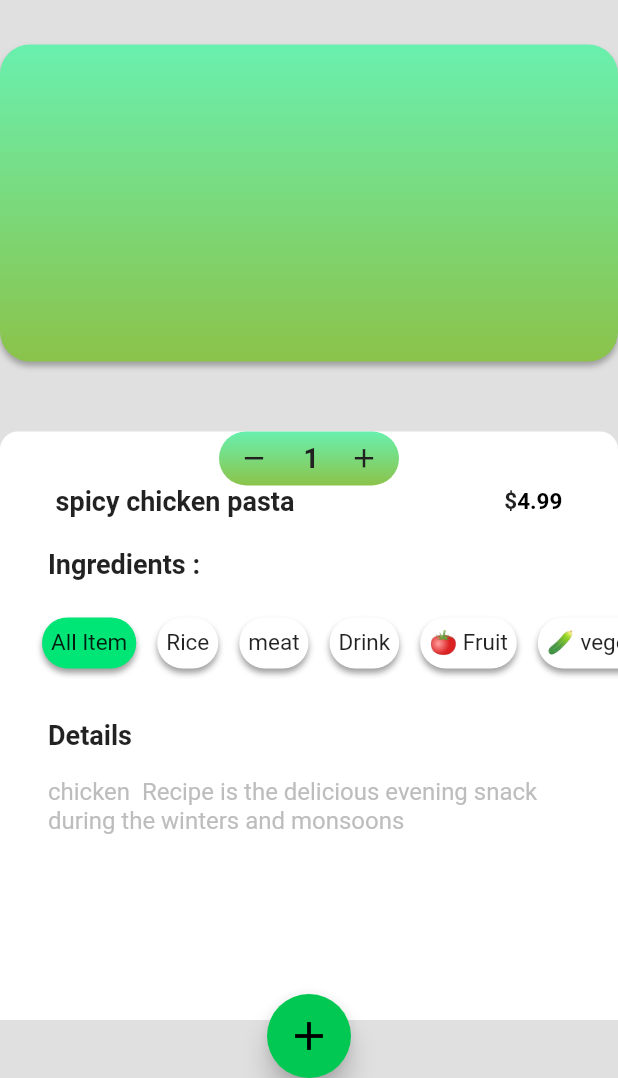
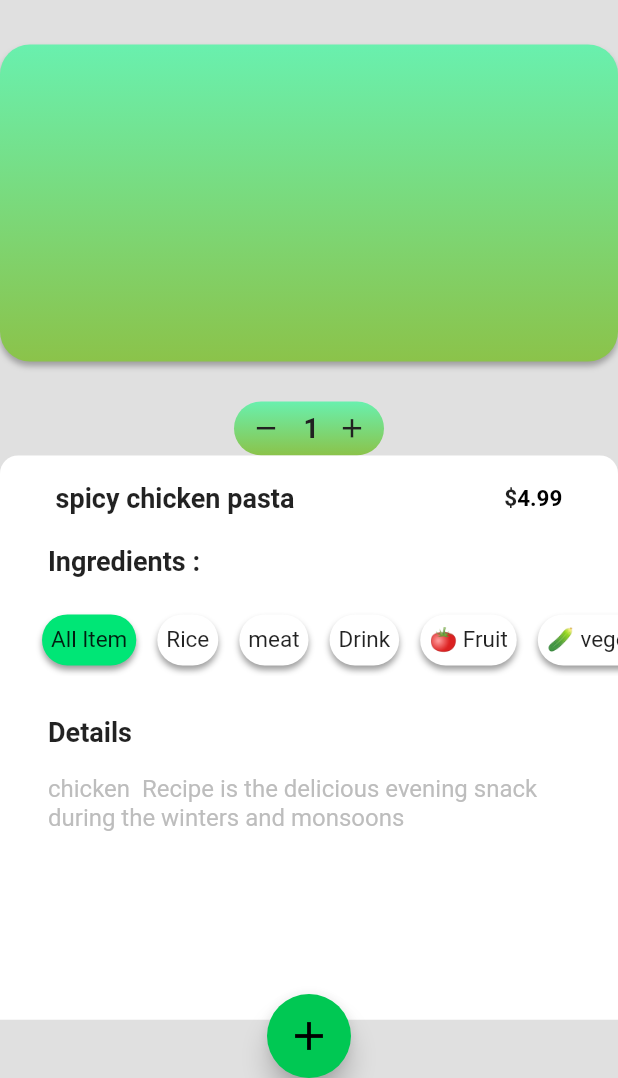
Before and after one commit to tarikhsheikh/food-delivery-app, a Flutter app: the HomePage screen opened directly, after a tap on "Egg Pasta", on a phone screen of 412 x 824 dp, the part 158-1236 px from its top. Run offline on Flutter 3.47's test engine with Material 2 defaults, Android fonts, the phone set to English and light mode, and no system bars.

Commit message:
my First Commit

```diff
--- a/lib/food_item.dart
+++ b/lib/food_item.dart
@@ -206,109 +206,9 @@ class FoodItem extends StatelessWidget {
             //   width: 200,
             // ),
 
-            // Container(
-            //   height: 36,
-            //   width: 100,
-            //   decoration: BoxDecoration(
-            //       gradient: LinearGradient(
-            //       begin: Alignment.topLeft,
-            //       end: Alignment.bottomLeft,
-
-            //       colors:[
-            //         Colors.greenAccent,
-            //         Colors.lightGreen,
-            //       ]
-
-            //     ),
-            //     borderRadius: BorderRadius.all(
-            //       Radius.circular(33),
-            //     ),
-            //   ),
-            //   child: Padding(
-            //     padding: const EdgeInsets.symmetric(horizontal: 8.0),
-            //     child: Row(
-            //       crossAxisAlignment: CrossAxisAlignment.center,
-            //       mainAxisAlignment: MainAxisAlignment.spaceAround,
-            //       children: [
-            //         GestureDetector(
-            //           onTap: () {
-            //             Provider.of<AllOrder>(context, listen: false)
-            //                 .decreaseAmountOfFood();
-            //           },
-            //           child: Icon(
-            //             Icons.remove,
-            //             size: 21,
-            //             color: Colors.grey[900],
-            //           ),
-            //         ),
-            //         SizedBox(
-            //           width: 3,
-            //         ),
-            //         Consumer<AllOrder>(
-            //             builder: (context, numbersOfOrders, child) {
-            //           return Text(
-            //             numbersOfOrders.amountOfFood.toString(),
-            //             style: TextStyle(
-            //               fontWeight: FontWeight.w600,
-            //               fontSize: 18,
-            //               color: Colors.grey[900],
-            //             ),
-            //           );
-            //         }),
-            //         SizedBox(
-            //           width: 0,
-            //         ),
-            //         GestureDetector(
-            //           onTap: () {
-            //             Provider.of<AllOrder>(context,listen: false)
-            //                 .increaseAmountOfFood();
-            //           },
-            //           child: Icon(
-            //             Icons.add,
-            //             size: 21,
-            //             color: Colors.grey[900],
-            //           ),
-            //         ),
-            //       ],
-            //     ),
-            //   ),
-            // ),
-           SizedBox(
-             height: 20,
-           ),
-            Column(
-              children: [
-                Stack(
-                  clipBehavior: Clip.none,
-                   children: [
-
-
-
-
-
-
-
-
-
             Container(
-                    height: MediaQuery.of(context).size.height/2.10,
-                  // height: 260,
-                      decoration: BoxDecoration(
-                      borderRadius:BorderRadius.only(topLeft: Radius.circular(12.0),
-                      topRight: Radius.circular(12.0),
-                      ),
-
-                        color: Colors.white,
-                      ),
-                    child: Column(
-                      children: [
-              Positioned(
-                    top:110,
-
-                    child: Container(
-
               height: 36,
-                  width: 120,
+              width: 100,
               decoration: BoxDecoration(
                   gradient: LinearGradient(
                   begin: Alignment.topLeft,
@@ -373,12 +273,24 @@ class FoodItem extends StatelessWidget {
                 ),
               ),
             ),
+            SizedBox(
+              height:0,
+            ),
+            Container(
+              height: MediaQuery.of(context).size.height/2.19,
+            // height: 260,
+                decoration: BoxDecoration(
+                borderRadius:BorderRadius.only(topLeft: Radius.circular(12.0),
+                topRight: Radius.circular(12.0),
                 ),
 
-
-                  //       SizedBox(
-                  //   height:18,
-                  // ),
+                  color: Colors.white,
+                ),
+              child: Column(
+                children: [
+                  SizedBox(
+              height:18,
+            ),
                   Padding(
                     padding: const EdgeInsets.symmetric(horizontal: 0.0),
                     child: Row(
@@ -547,10 +459,6 @@ class FoodItem extends StatelessWidget {
                   ),
                 ],
               ),
-                  ),
-                  ],
-                ),
-              ],
             )
           ],
         ),
--- a/lib/homepage.dart
+++ b/lib/homepage.dart
@@ -53,7 +53,7 @@ class HomePage extends StatelessWidget {
                   drawerList( icon:Icons.auto_awesome, name: 'About',),
                   Divider(color:Colors.white,thickness: 2,),
                   ListTile(leading: Text("Contact Us",style: TextStyle(fontSize: 16,color:Colors.black))),
-                  drawerList( icon:Icons.password, name: 'Change',),
+                  drawerList( icon:Icons.access_alarm, name: 'Change',),
                   drawerList( icon:Icons.logout, name: 'LogOut',),
               ],
             ),
```
Lines whose indentation alone changed are shown as unchanged.
